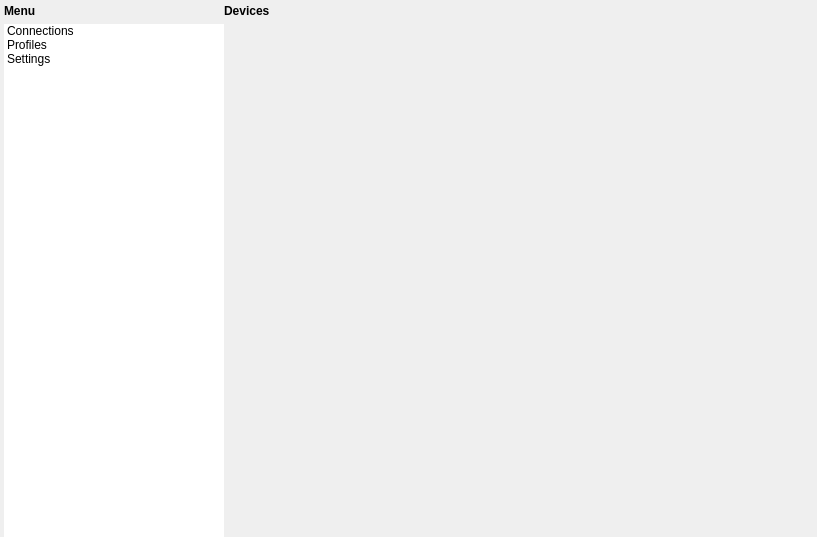
Before: the Qt Designer form subprojects/manager/ui/mainwindow.ui in dev-0x7C6/wiimotedev, drawn with Qt 5.
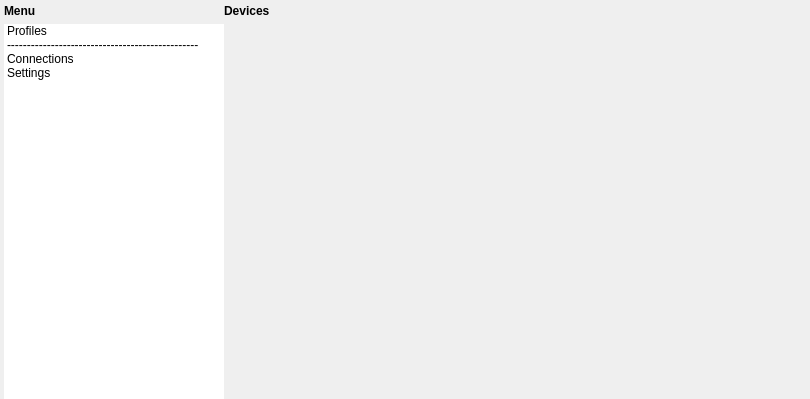
After: the same form once the commit is applied. Icons and pictures are not drawn.

Diff of the .ui file:
```diff
--- a/subprojects/manager/ui/mainwindow.ui
+++ b/subprojects/manager/ui/mainwindow.ui
@@ -6,8 +6,8 @@
    <rect>
     <x>0</x>
     <y>0</y>
-    <width>817</width>
-    <height>537</height>
+    <width>810</width>
+    <height>399</height>
    </rect>
   </property>
   <property name="windowTitle">
@@ -77,15 +77,6 @@
         <property name="selectionRectVisible">
          <bool>true</bool>
         </property>
-        <item>
-         <property name="text">
-          <string>Connections</string>
-         </property>
-         <property name="icon">
-          <iconset resource="../data/data.qrc">
-           <normaloff>:/connections.png</normaloff>:/connections.png</iconset>
-         </property>
-        </item>
         <item>
          <property name="text">
           <string>Profiles</string>
@@ -95,6 +86,28 @@
            <normaloff>:/profile.png</normaloff>:/profile.png</iconset>
          </property>
         </item>
+        <item>
+         <property name="text">
+          <string>------------------------------------------------</string>
+         </property>
+         <property name="font">
+          <font>
+           <kerning>true</kerning>
+          </font>
+         </property>
+         <property name="flags">
+          <set>NoItemFlags</set>
+         </property>
+        </item>
+        <item>
+         <property name="text">
+          <string>Connections</string>
+         </property>
+         <property name="icon">
+          <iconset resource="../data/data.qrc">
+           <normaloff>:/connections.png</normaloff>:/connections.png</iconset>
+         </property>
+        </item>
         <item>
          <property name="text">
           <string>Settings</string>
@@ -152,8 +165,8 @@
               <rect>
                <x>0</x>
                <y>0</y>
-               <width>398</width>
-               <height>507</height>
+               <width>395</width>
+               <height>369</height>
               </rect>
              </property>
             </widget>
```
